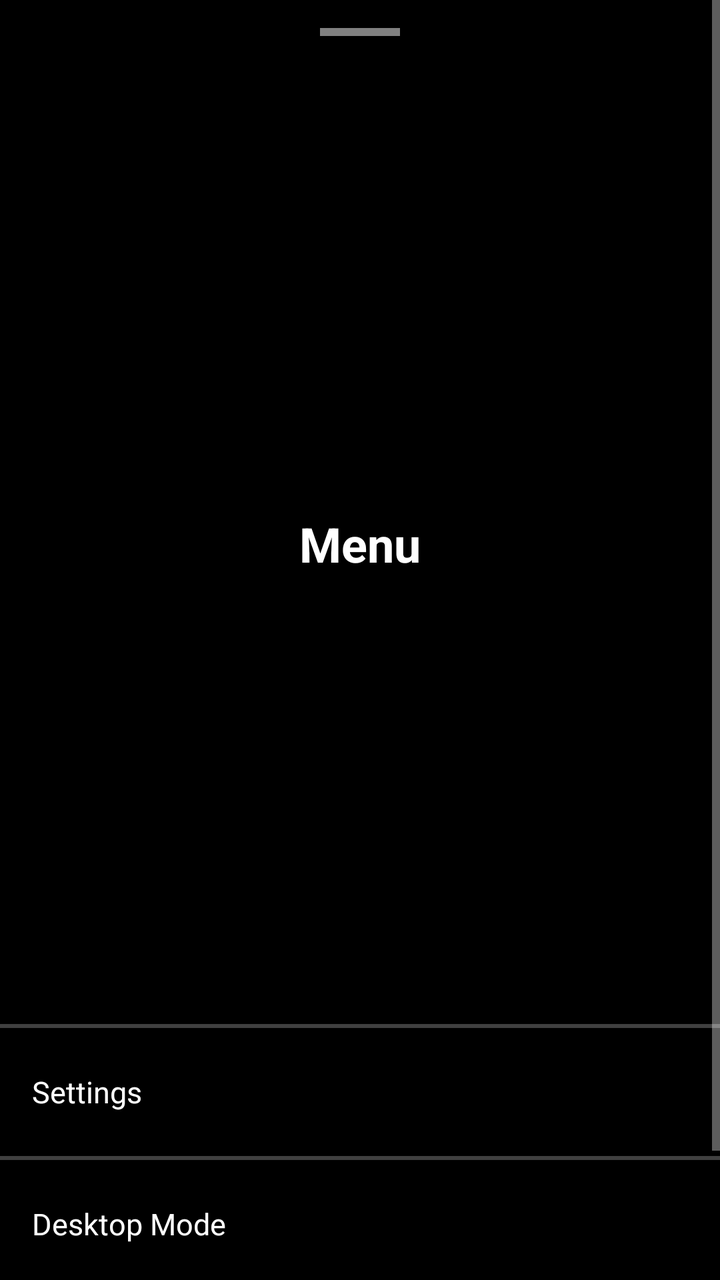
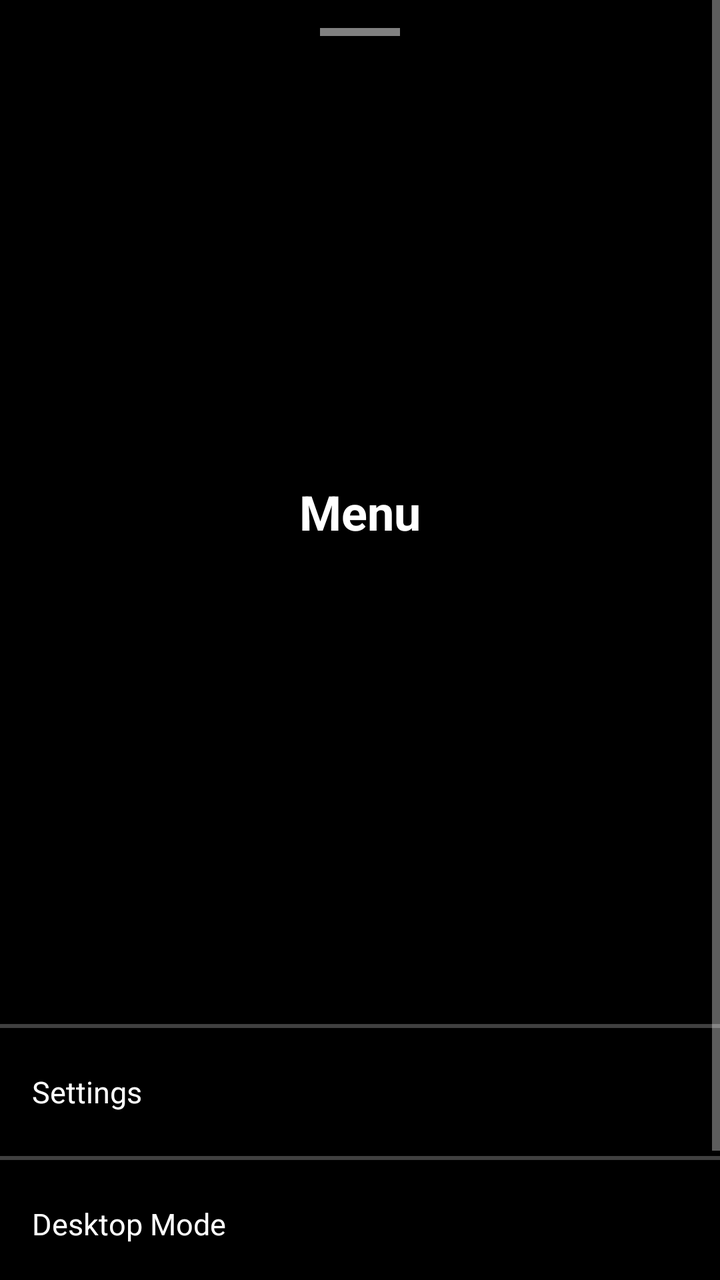

Two renders of the same Android screen: before a commit and after it. Below are the layout's source before the change and the commit's diff.
<!-- AndroidManifest.xml: application theme Theme.GeckoBrowser -->
<!-- res/layout/activity_bottom_sheet_menu.xml -->
<?xml version="1.0" encoding="utf-8"?>
<ScrollView xmlns:android="http://schemas.android.com/apk/res/android"
    android:layout_width="match_parent"
    android:layout_height="match_parent"
    android:background="@android:color/black"
    android:fillViewport="true">

    <LinearLayout
        android:layout_width="match_parent"
        android:layout_height="wrap_content"
        android:orientation="vertical">

        <FrameLayout
            android:layout_width="match_parent"
            android:layout_height="32dp"
            android:gravity="center">

            <View
                android:layout_width="40dp"
                android:layout_height="4dp"
                android:layout_gravity="center"
                android:background="#80FFFFFF" />
        </FrameLayout>

        <FrameLayout
            android:layout_width="match_parent"
            android:layout_height="480dp"
            android:background="@android:color/black">

            <TextView
                android:id="@+id/sheetTitle"
                android:layout_width="match_parent"
                android:layout_height="wrap_content"
                android:layout_gravity="center"
                android:gravity="center"
                android:paddingHorizontal="16dp"
                android:text="@string/more_menu_title"
                android:textColor="@color/text_primary"
                android:textSize="24sp"
                android:textStyle="bold" />
        </FrameLayout>

        <View
            android:layout_width="match_parent"
            android:layout_height="2dp"
            android:background="@color/divider" />

        <TextView
            android:id="@+id/sheetSettings"
            android:layout_width="match_parent"
            android:layout_height="64dp"
            android:background="?android:attr/selectableItemBackground"
            android:gravity="center_vertical"
            android:paddingHorizontal="16dp"
            android:text="@string/menu_settings"
            android:textColor="@color/text_primary"
            android:textSize="15sp" />

        <View
            android:layout_width="match_parent"
            android:layout_height="2dp"
            android:background="@color/divider" />

        <TextView
            android:id="@+id/sheetDesktopMode"
            android:layout_width="match_parent"
            android:layout_height="64dp"
            android:background="?android:attr/selectableItemBackground"
            android:gravity="center_vertical"
            android:paddingHorizontal="16dp"
            android:text="@string/menu_desktop_mode"
            android:textColor="@color/text_primary"
            android:textSize="15sp" />

        <View
            android:layout_width="match_parent"
            android:layout_height="2dp"
            android:background="@color/divider" />

        <TextView
            android:id="@+id/sheetShare"
            android:layout_width="match_parent"
            android:layout_height="64dp"
            android:background="?android:attr/selectableItemBackground"
            android:gravity="center_vertical"
            android:paddingHorizontal="16dp"
            android:text="@string/menu_share"
            android:textColor="@color/text_primary"
            android:textSize="15sp" />

        <View
            android:layout_width="match_parent"
            android:layout_height="2dp"
            android:background="@color/divider" />

    </LinearLayout>
</ScrollView>
<!-- resources referenced by this layout -->
<resources>
  <color name="divider">#80808080</color>
  <color name="text_primary">@android:color/white</color>
  <string name="menu_desktop_mode">Desktop Mode</string>
  <string name="menu_settings">Settings</string>
  <string name="menu_share">Share</string>
  <string name="more_menu_title">Menu</string>
  <style name="Theme.GeckoBrowser" parent="Theme.AppCompat.NoActionBar">
          <item name="android:windowNoTitle">true</item>
          <item name="android:windowFullscreen">false</item>
          <item name="android:statusBarColor">@android:color/black</item>
          <item name="android:navigationBarColor">@android:color/black</item>
          <item name="android:windowBackground">@color/bg</item>
      </style>
  <color name="bg">@android:color/black</color>
</resources>

<!-- the commit's change to res/layout/activity_bottom_sheet_menu.xml (unified diff, before → after) -->
@@ -12,20 +12,15 @@
 
         <FrameLayout
             android:layout_width="match_parent"
-            android:layout_height="32dp"
-            android:gravity="center">
+            android:layout_height="512dp"
+            android:background="@android:color/black">
 
             <View
                 android:layout_width="40dp"
                 android:layout_height="4dp"
-                android:layout_gravity="center"
+                android:layout_gravity="top|center_horizontal"
+                android:layout_marginTop="14dp"
                 android:background="#80FFFFFF" />
-        </FrameLayout>
-
-        <FrameLayout
-            android:layout_width="match_parent"
-            android:layout_height="480dp"
-            android:background="@android:color/black">
 
             <TextView
                 android:id="@+id/sheetTitle"
